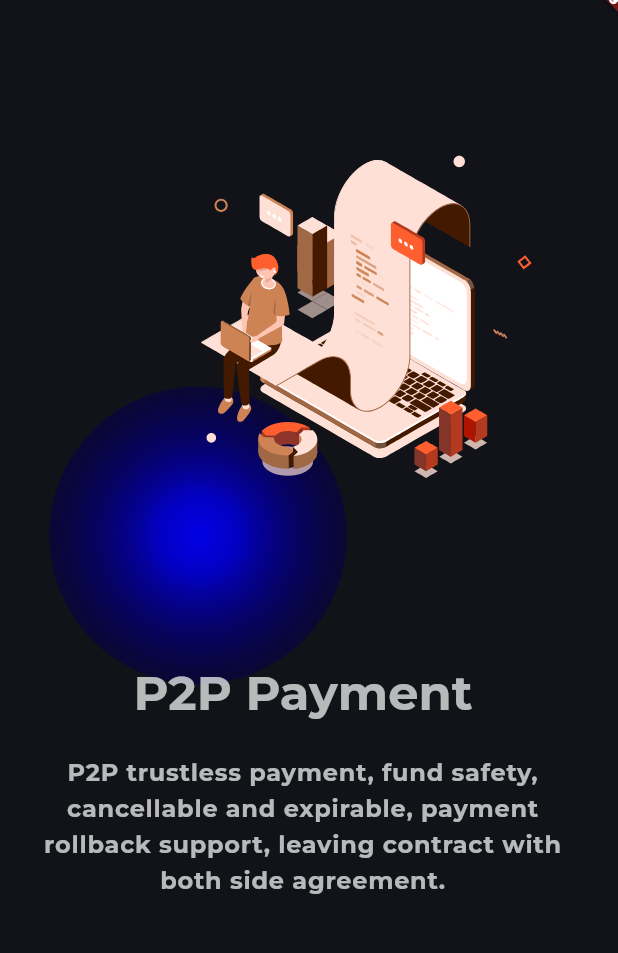
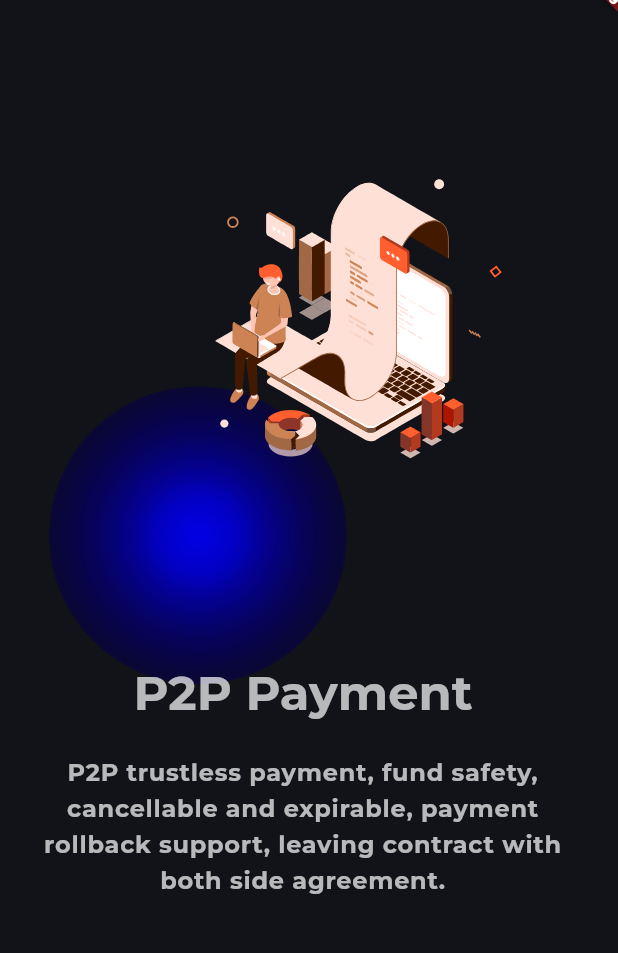
Before and after one commit to hassan-qasemi/contract_foundry_landing, a Flutter app: the screen it shows after launch, scrolled down 2304 dp, on a phone screen of 412 x 824 dp, the part 73-1026 px from its top. Run offline on Flutter 3.47's test engine with Material 3 defaults, Android fonts, the light colour scheme and no system bars; our stand-ins replace flutter_markdown, go_router, google_fonts, lottie; missing offline and left inert: dart:html, iconify_flutter.

Commit message:
small fixes

```diff
--- a/lib/assets.dart
+++ b/lib/assets.dart
@@ -1,9 +1,9 @@
 import 'package:lottie/lottie.dart';
 
 final class Assets {
-  static final credAsset = Lottie.asset('assets/credential.json');
-  static final apwAsset = Lottie.asset('assets/payment.json');
-  static final docAsset = Lottie.asset('assets/signing.json');
-  static final idAsset = Lottie.asset('assets/ID.json');
-  static final paperAsset = Lottie.asset('assets/paper.json');
+  static final credAsset = Lottie.asset('assets/credential.json', width: 350);
+  static final apwAsset = Lottie.asset('assets/payment.json', width: 350);
+  static final docAsset = Lottie.asset('assets/signing.json', width: 350);
+  static final idAsset = Lottie.asset('assets/ID.json', width: 350);
+  static final paperAsset = Lottie.asset('assets/paper.json', width: 350);
 }
--- a/lib/pages/landing_page_view/mobile.dart
+++ b/lib/pages/landing_page_view/mobile.dart
@@ -162,7 +162,7 @@ class _HeadPage extends StatelessWidget {
         children: [
           const Expanded(child: SizedBox()),
           Padding(
-              padding: EdgeInsets.symmetric(horizontal: 50),
+              padding: EdgeInsets.symmetric(horizontal: 30),
               child: Wrap(
                 children: [
                   Text(
```
Also changed, not shown: 1 other file.
